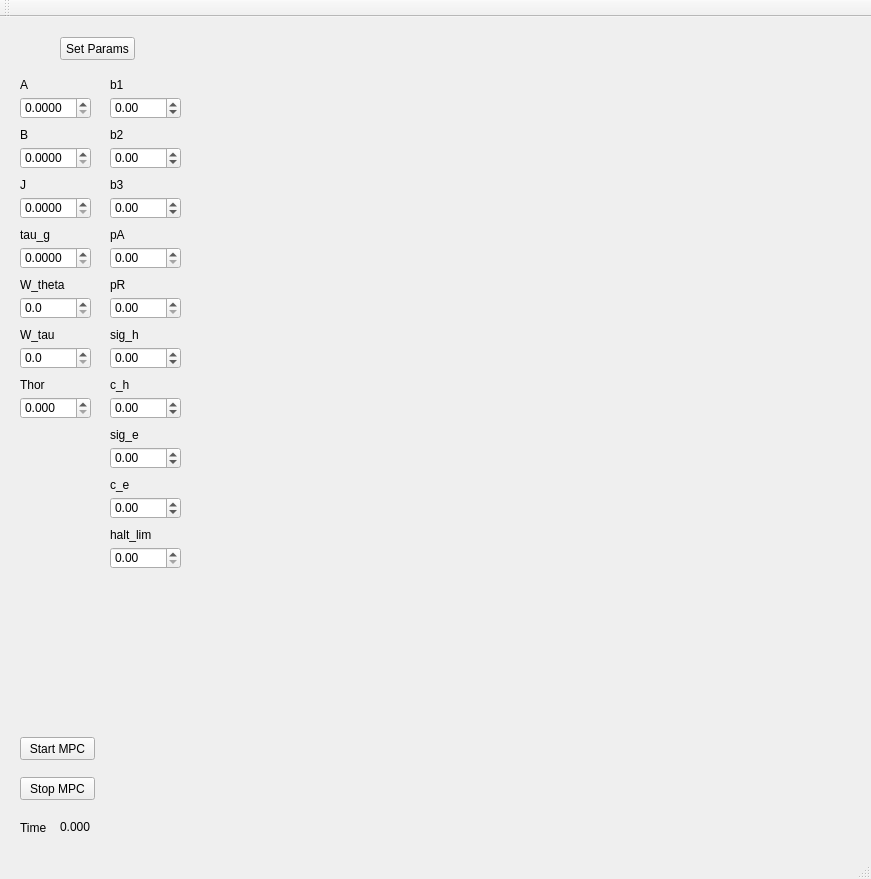
cic12/exo_control, file GUI/GUI.ui: the form before one commit.
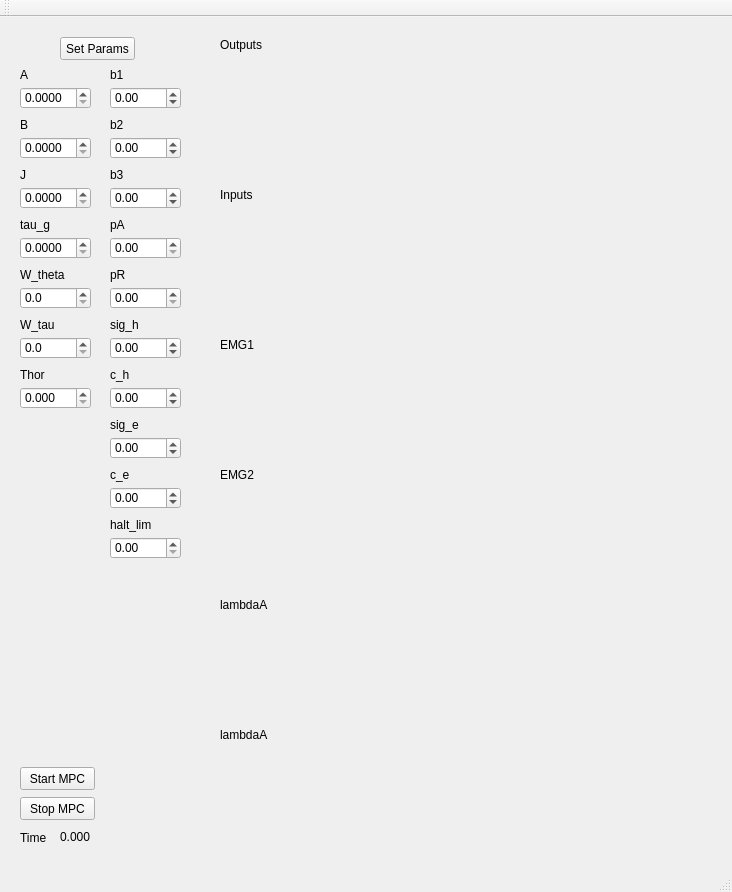
The form after the commit. Custom widgets are drawn as their Qt base class.

Diff of the .ui file:
```diff
--- a/GUI/GUI.ui
+++ b/GUI/GUI.ui
@@ -6,8 +6,8 @@
    <rect>
     <x>0</x>
     <y>0</y>
-    <width>871</width>
-    <height>879</height>
+    <width>732</width>
+    <height>892</height>
    </rect>
   </property>
   <property name="focusPolicy">
@@ -21,9 +21,9 @@
     <property name="geometry">
      <rect>
       <x>210</x>
-      <y>20</y>
-      <width>641</width>
-      <height>151</height>
+      <y>40</y>
+      <width>501</width>
+      <height>121</height>
      </rect>
     </property>
    </widget>
@@ -31,7 +31,7 @@
     <property name="geometry">
      <rect>
       <x>20</x>
-      <y>720</y>
+      <y>750</y>
       <width>75</width>
       <height>23</height>
      </rect>
@@ -44,7 +44,7 @@
     <property name="geometry">
      <rect>
       <x>20</x>
-      <y>760</y>
+      <y>780</y>
       <width>75</width>
       <height>23</height>
      </rect>
@@ -57,7 +57,7 @@
     <property name="geometry">
      <rect>
       <x>60</x>
-      <y>800</y>
+      <y>810</y>
       <width>41</width>
       <height>20</height>
      </rect>
@@ -70,7 +70,7 @@
     <property name="geometry">
      <rect>
       <x>20</x>
-      <y>800</y>
+      <y>810</y>
       <width>41</width>
       <height>21</height>
      </rect>
@@ -83,7 +83,7 @@
     <property name="geometry">
      <rect>
       <x>20</x>
-      <y>60</y>
+      <y>50</y>
       <width>61</width>
       <height>16</height>
      </rect>
@@ -96,7 +96,7 @@
     <property name="geometry">
      <rect>
       <x>20</x>
-      <y>80</y>
+      <y>70</y>
       <width>71</width>
       <height>22</height>
      </rect>
@@ -115,7 +115,7 @@
     <property name="geometry">
      <rect>
       <x>20</x>
-      <y>110</y>
+      <y>100</y>
       <width>61</width>
       <height>16</height>
      </rect>
@@ -128,7 +128,7 @@
     <property name="geometry">
      <rect>
       <x>20</x>
-      <y>130</y>
+      <y>120</y>
       <width>71</width>
       <height>22</height>
      </rect>
@@ -147,7 +147,7 @@
     <property name="geometry">
      <rect>
       <x>20</x>
-      <y>160</y>
+      <y>150</y>
       <width>61</width>
       <height>16</height>
      </rect>
@@ -160,7 +160,7 @@
     <property name="geometry">
      <rect>
       <x>20</x>
-      <y>180</y>
+      <y>170</y>
       <width>71</width>
       <height>22</height>
      </rect>
@@ -179,7 +179,7 @@
     <property name="geometry">
      <rect>
       <x>20</x>
-      <y>210</y>
+      <y>200</y>
       <width>61</width>
       <height>16</height>
      </rect>
@@ -192,7 +192,7 @@
     <property name="geometry">
      <rect>
       <x>20</x>
-      <y>230</y>
+      <y>220</y>
       <width>71</width>
       <height>22</height>
      </rect>
@@ -208,7 +208,7 @@
     <property name="geometry">
      <rect>
       <x>20</x>
-      <y>260</y>
+      <y>250</y>
       <width>61</width>
       <height>16</height>
      </rect>
@@ -221,7 +221,7 @@
     <property name="geometry">
      <rect>
       <x>20</x>
-      <y>330</y>
+      <y>320</y>
       <width>71</width>
       <height>22</height>
      </rect>
@@ -237,7 +237,7 @@
     <property name="geometry">
      <rect>
       <x>20</x>
-      <y>280</y>
+      <y>270</y>
       <width>71</width>
       <height>22</height>
      </rect>
@@ -259,7 +259,7 @@
     <property name="geometry">
      <rect>
       <x>20</x>
-      <y>310</y>
+      <y>300</y>
       <width>61</width>
       <height>16</height>
      </rect>
@@ -272,7 +272,7 @@
     <property name="geometry">
      <rect>
       <x>20</x>
-      <y>380</y>
+      <y>370</y>
       <width>71</width>
       <height>22</height>
      </rect>
@@ -291,7 +291,7 @@
     <property name="geometry">
      <rect>
       <x>20</x>
-      <y>360</y>
+      <y>350</y>
       <width>61</width>
       <height>16</height>
      </rect>
@@ -320,8 +320,8 @@
     <property name="geometry">
      <rect>
       <x>210</x>
-      <y>360</y>
-      <width>641</width>
+      <y>340</y>
+      <width>501</width>
       <height>101</height>
      </rect>
     </property>
@@ -333,8 +333,8 @@
     <property name="geometry">
      <rect>
       <x>210</x>
-      <y>480</y>
-      <width>641</width>
+      <y>470</y>
+      <width>501</width>
       <height>101</height>
      </rect>
     </property>
@@ -347,8 +347,8 @@
      <rect>
       <x>210</x>
       <y>190</y>
-      <width>641</width>
-      <height>151</height>
+      <width>501</width>
+      <height>121</height>
      </rect>
     </property>
    </widget>
@@ -360,7 +360,7 @@
      <rect>
       <x>210</x>
       <y>600</y>
-      <width>641</width>
+      <width>501</width>
       <height>101</height>
      </rect>
     </property>
@@ -372,8 +372,8 @@
     <property name="geometry">
      <rect>
       <x>210</x>
-      <y>720</y>
-      <width>641</width>
+      <y>730</y>
+      <width>501</width>
       <height>101</height>
      </rect>
     </property>
@@ -382,7 +382,7 @@
     <property name="geometry">
      <rect>
       <x>110</x>
-      <y>310</y>
+      <y>300</y>
       <width>61</width>
       <height>16</height>
      </rect>
@@ -395,7 +395,7 @@
     <property name="geometry">
      <rect>
       <x>110</x>
-      <y>330</y>
+      <y>320</y>
       <width>71</width>
       <height>22</height>
      </rect>
@@ -420,7 +420,7 @@
     <property name="geometry">
      <rect>
       <x>110</x>
-      <y>60</y>
+      <y>50</y>
       <width>61</width>
       <height>16</height>
      </rect>
@@ -433,7 +433,7 @@
     <property name="geometry">
      <rect>
       <x>110</x>
-      <y>260</y>
+      <y>250</y>
       <width>61</width>
       <height>16</height>
      </rect>
@@ -446,7 +446,7 @@
     <property name="geometry">
      <rect>
       <x>110</x>
-      <y>360</y>
+      <y>350</y>
       <width>61</width>
       <height>16</height>
      </rect>
@@ -459,7 +459,7 @@
     <property name="geometry">
      <rect>
       <x>110</x>
-      <y>280</y>
+      <y>270</y>
       <width>71</width>
       <height>22</height>
      </rect>
@@ -481,7 +481,7 @@
     <property name="geometry">
      <rect>
       <x>110</x>
-      <y>110</y>
+      <y>100</y>
       <width>61</width>
       <height>16</height>
      </rect>
@@ -494,7 +494,7 @@
     <property name="geometry">
      <rect>
       <x>110</x>
-      <y>80</y>
+      <y>70</y>
       <width>71</width>
       <height>22</height>
      </rect>
@@ -519,7 +519,7 @@
     <property name="geometry">
      <rect>
       <x>110</x>
-      <y>230</y>
+      <y>220</y>
       <width>71</width>
       <height>22</height>
      </rect>
@@ -541,7 +541,7 @@
     <property name="geometry">
      <rect>
       <x>110</x>
-      <y>130</y>
+      <y>120</y>
       <width>71</width>
       <height>22</height>
      </rect>
@@ -566,7 +566,7 @@
     <property name="geometry">
      <rect>
       <x>110</x>
-      <y>210</y>
+      <y>200</y>
       <width>61</width>
       <height>16</height>
      </rect>
@@ -579,7 +579,7 @@
     <property name="geometry">
      <rect>
       <x>110</x>
-      <y>380</y>
+      <y>370</y>
       <width>71</width>
       <height>22</height>
      </rect>
@@ -604,7 +604,7 @@
     <property name="geometry">
      <rect>
       <x>110</x>
-      <y>160</y>
+      <y>150</y>
       <width>61</width>
       <height>16</height>
      </rect>
@@ -617,7 +617,7 @@
     <property name="geometry">
      <rect>
       <x>110</x>
-      <y>410</y>
+      <y>400</y>
       <width>61</width>
       <height>16</height>
      </rect>
@@ -630,7 +630,7 @@
     <property name="geometry">
      <rect>
       <x>110</x>
-      <y>430</y>
+      <y>420</y>
       <width>71</width>
       <height>22</height>
      </rect>
@@ -655,7 +655,7 @@
     <property name="geometry">
      <rect>
       <x>110</x>
-      <y>460</y>
+      <y>450</y>
       <width>61</width>
       <height>16</height>
      </rect>
@@ -668,7 +668,7 @@
     <property name="geometry">
      <rect>
       <x>110</x>
-      <y>480</y>
+      <y>470</y>
       <width>71</width>
       <height>22</height>
      </rect>
@@ -693,7 +693,7 @@
     <property name="geometry">
      <rect>
       <x>110</x>
-      <y>510</y>
+      <y>500</y>
       <width>61</width>
       <height>16</height>
      </rect>
@@ -706,7 +706,7 @@
     <property name="geometry">
      <rect>
       <x>110</x>
-      <y>530</y>
+      <y>520</y>
       <width>71</width>
       <height>22</height>
      </rect>
@@ -731,7 +731,7 @@
     <property name="geometry">
      <rect>
       <x>110</x>
-      <y>180</y>
+      <y>170</y>
       <width>71</width>
       <height>22</height>
      </rect>
@@ -752,6 +752,84 @@
      <double>0.000000000000000</double>
     </property>
    </widget>
+   <widget class="QLabel" name="label_21">
+    <property name="geometry">
+     <rect>
+      <x>220</x>
+      <y>20</y>
+      <width>61</width>
+      <height>16</height>
+     </rect>
+    </property>
+    <property name="text">
+     <string>Outputs</string>
+    </property>
+   </widget>
+   <widget class="QLabel" name="label_22">
+    <property name="geometry">
+     <rect>
+      <x>220</x>
+      <y>170</y>
+      <width>61</width>
+      <height>16</height>
+     </rect>
+    </property>
+    <property name="text">
+     <string>Inputs</string>
+    </property>
+   </widget>
+   <widget class="QLabel" name="label_23">
+    <property name="geometry">
+     <rect>
+      <x>220</x>
+      <y>320</y>
+      <width>61</width>
+      <height>16</height>
+     </rect>
+    </property>
+    <property name="text">
+     <string>EMG1</string>
+    </property>
+   </widget>
+   <widget class="QLabel" name="label_24">
+    <property name="geometry">
+     <rect>
+      <x>220</x>
+      <y>450</y>
+      <width>61</width>
+      <height>16</height>
+     </rect>
+    </property>
+    <property name="text">
+     <string>EMG2</string>
+    </property>
+   </widget>
+   <widget class="QLabel" name="label_25">
+    <property name="geometry">
+     <rect>
+      <x>220</x>
+      <y>580</y>
+      <width>61</width>
+      <height>16</height>
+     </rect>
+    </property>
+    <property name="text">
+     <string>lambdaA</string>
+    </property>
+   </widget>
+   <widget class="QLabel" name="label_26">
+    <property name="geometry">
+     <rect>
+      <x>220</x>
+      <y>710</y>
+      <width>61</width>
+      <height>16</height>
+     </rect>
+    </property>
+    <property name="text">
+     <string>lambdaA</string>
+    </property>
+   </widget>
   </widget>
   <widget class="QMenuBar" name="menuBar">
    <property name="geometry">
```
Left out of the diff: 2 changed lines with no effect on the pictures.
